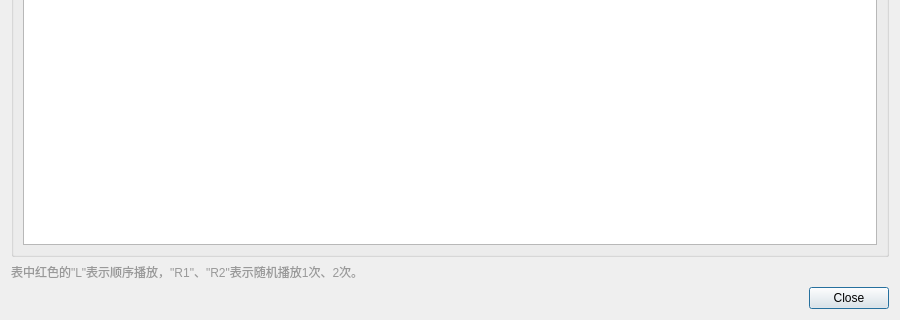
Above: DrillGIFActionSequenceEditor/Source/ActionSeqModule/StateNodePart/RelationTable/W_COAS_StateNodeRelationTable.ui from DrillUp/DrillGIFActionSequenceEditor before the change; both pictures show x 0 to 900 and y 380 to 700 of the 900 by 700 pixel window. Below: the same form after it.
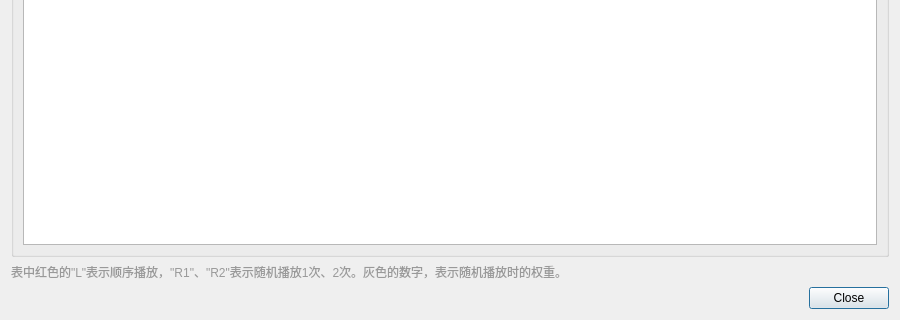
That is the form after the change.

Commit message: 添加了权重显示。

```diff
--- a/DrillGIFActionSequenceEditor/Source/ActionSeqModule/StateNodePart/RelationTable/W_COAS_StateNodeRelationTable.ui
+++ b/DrillGIFActionSequenceEditor/Source/ActionSeqModule/StateNodePart/RelationTable/W_COAS_StateNodeRelationTable.ui
@@ -44,7 +44,7 @@
       <string notr="true">color:#999999;</string>
      </property>
      <property name="text">
-      <string>表中红色的&quot;L&quot;表示顺序播放，&quot;R1&quot;、&quot;R2&quot;表示随机播放1次、2次。</string>
+      <string>表中红色的&quot;L&quot;表示顺序播放，&quot;R1&quot;、&quot;R2&quot;表示随机播放1次、2次。灰色的数字，表示随机播放时的权重。</string>
      </property>
      <property name="wordWrap">
       <bool>true</bool>
```
The commit also changes 3 other files.
